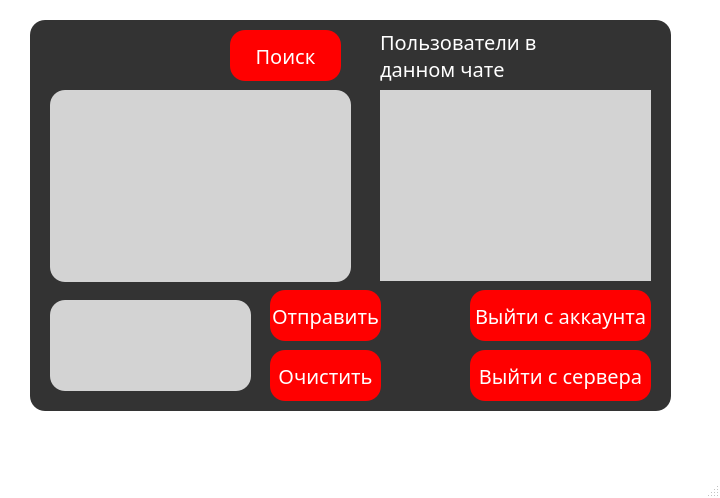
First picture: the form in Main.ui, repository ChazGrant/Messenger, before the edit.
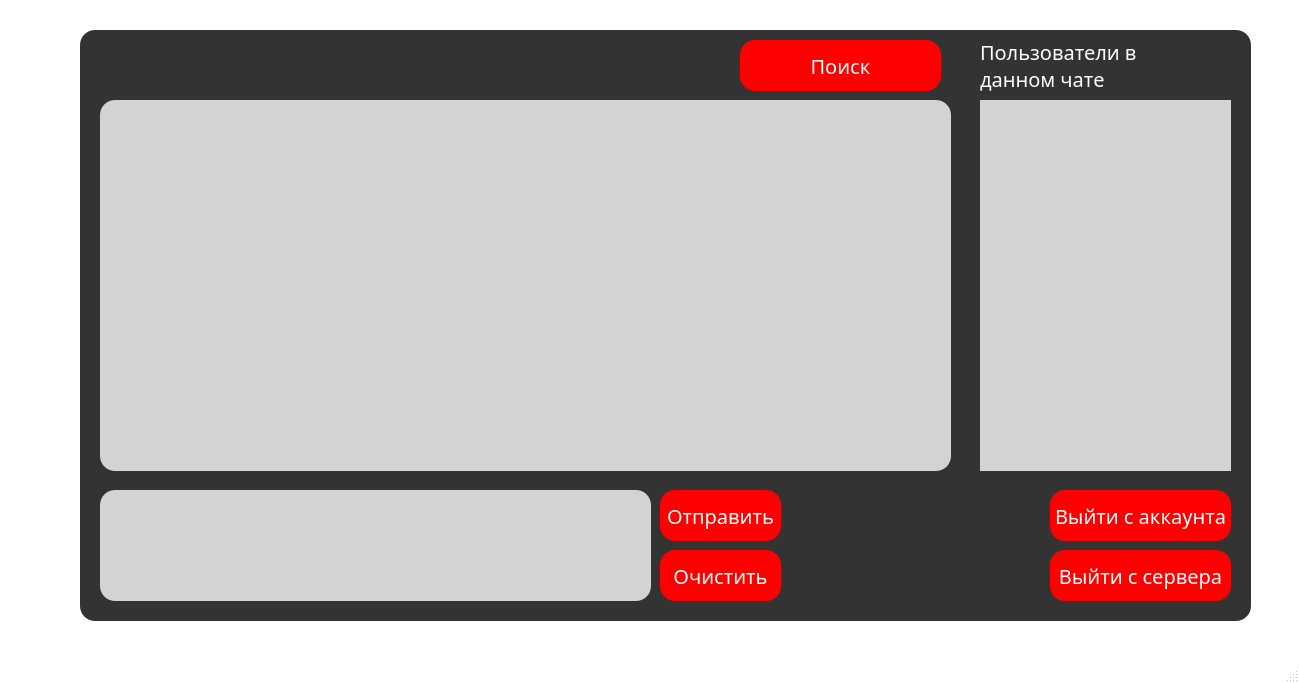
Second picture: the form after the edit. Icons and pictures are not drawn.

Patch:
```diff
--- a/Main.ui
+++ b/Main.ui
@@ -6,8 +6,8 @@
    <rect>
     <x>0</x>
     <y>0</y>
-    <width>720</width>
-    <height>498</height>
+    <width>1299</width>
+    <height>683</height>
    </rect>
   </property>
   <property name="windowTitle">
@@ -55,16 +55,24 @@
 	/*background-color: red;*/
 	border-radius: 15px;
 	background-size: 5px;
+}
+#searchButton{
+	border-radius: 15px;
+	background-size: 5px;
+}
+#searchButton_2{
+	border-radius: 15px;
+	background-size: 5px;
 }</string>
   </property>
   <widget class="QWidget" name="centralwidget">
    <widget class="QFrame" name="frame">
     <property name="geometry">
      <rect>
-      <x>30</x>
-      <y>20</y>
-      <width>641</width>
-      <height>391</height>
+      <x>80</x>
+      <y>30</y>
+      <width>1171</width>
+      <height>591</height>
      </rect>
     </property>
     <property name="frameShape">
@@ -76,7 +84,7 @@
     <widget class="QLabel" name="label_2">
      <property name="geometry">
       <rect>
-       <x>350</x>
+       <x>900</x>
        <y>0</y>
        <width>231</width>
        <height>71</height>
@@ -94,8 +102,8 @@
       <rect>
        <x>20</x>
        <y>70</y>
-       <width>301</width>
-       <height>192</height>
+       <width>851</width>
+       <height>371</height>
       </rect>
      </property>
      <property name="styleSheet">
@@ -105,9 +113,9 @@
     <widget class="QPushButton" name="sendButton">
      <property name="geometry">
       <rect>
-       <x>240</x>
-       <y>270</y>
-       <width>111</width>
+       <x>580</x>
+       <y>460</y>
+       <width>121</width>
        <height>51</height>
       </rect>
      </property>
@@ -119,9 +127,9 @@
      <property name="geometry">
       <rect>
        <x>20</x>
-       <y>280</y>
-       <width>201</width>
-       <height>91</height>
+       <y>460</y>
+       <width>551</width>
+       <height>111</height>
       </rect>
      </property>
      <property name="styleSheet">
@@ -131,9 +139,9 @@
     <widget class="QLabel" name="serverNameLabel">
      <property name="geometry">
       <rect>
-       <x>20</x>
+       <x>30</x>
        <y>10</y>
-       <width>171</width>
+       <width>511</width>
        <height>51</height>
       </rect>
      </property>
@@ -147,8 +155,8 @@
     <widget class="QPushButton" name="exitAccountButton">
      <property name="geometry">
       <rect>
-       <x>440</x>
-       <y>270</y>
+       <x>970</x>
+       <y>460</y>
        <width>181</width>
        <height>51</height>
       </rect>
@@ -160,8 +168,8 @@
     <widget class="QPushButton" name="disconnectButton">
      <property name="geometry">
       <rect>
-       <x>440</x>
-       <y>330</y>
+       <x>970</x>
+       <y>520</y>
        <width>181</width>
        <height>51</height>
       </rect>
@@ -173,9 +181,9 @@
     <widget class="QPushButton" name="clearMessageButton">
      <property name="geometry">
       <rect>
-       <x>240</x>
-       <y>330</y>
-       <width>111</width>
+       <x>580</x>
+       <y>520</y>
+       <width>121</width>
        <height>51</height>
       </rect>
      </property>
@@ -183,26 +191,13 @@
       <string>Очистить</string>
      </property>
     </widget>
-    <widget class="QPushButton" name="searchButton">
-     <property name="geometry">
-      <rect>
-       <x>200</x>
-       <y>10</y>
-       <width>111</width>
-       <height>51</height>
-      </rect>
-     </property>
-     <property name="text">
-      <string>Поиск</string>
-     </property>
-    </widget>
     <widget class="QScrollArea" name="scrollArea">
      <property name="geometry">
       <rect>
-       <x>350</x>
+       <x>900</x>
        <y>70</y>
-       <width>271</width>
-       <height>191</height>
+       <width>251</width>
+       <height>371</height>
       </rect>
      </property>
      <property name="autoFillBackground">
@@ -219,8 +214,8 @@
        <rect>
         <x>0</x>
         <y>0</y>
-        <width>271</width>
-        <height>191</height>
+        <width>251</width>
+        <height>371</height>
        </rect>
       </property>
      </widget>
@@ -228,7 +223,7 @@
     <widget class="QToolButton" name="exitButton">
      <property name="geometry">
       <rect>
-       <x>590</x>
+       <x>1120</x>
        <y>10</y>
        <width>41</width>
        <height>31</height>
@@ -248,6 +243,19 @@
       <number>300</number>
      </property>
     </widget>
+    <widget class="QPushButton" name="searchButton">
+     <property name="geometry">
+      <rect>
+       <x>660</x>
+       <y>10</y>
+       <width>201</width>
+       <height>51</height>
+      </rect>
+     </property>
+     <property name="text">
+      <string>Поиск</string>
+     </property>
+    </widget>
    </widget>
   </widget>
   <widget class="QMenuBar" name="menubar">
```
Left out of the diff: 2 changed lines with no effect on the pictures.
